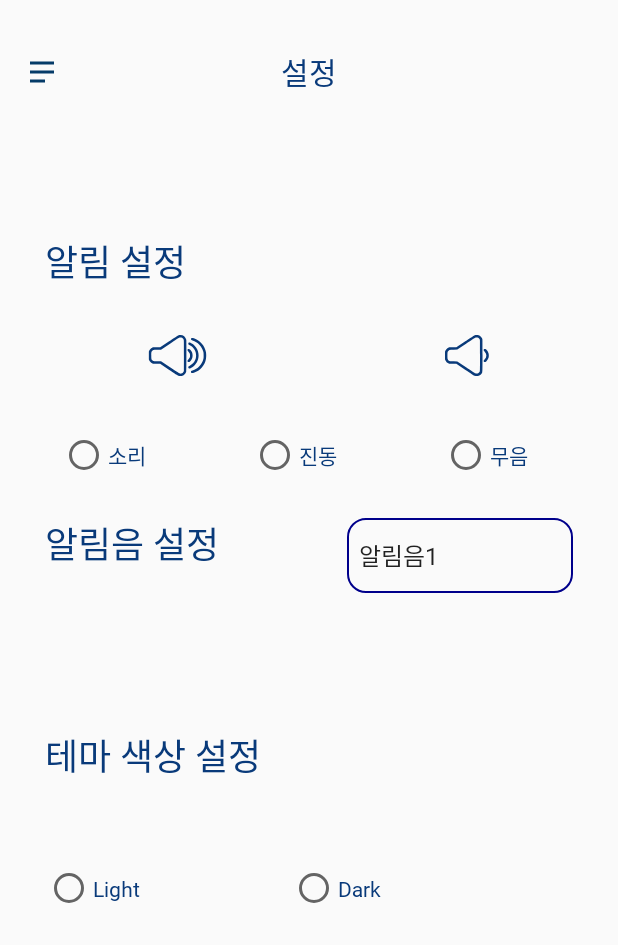
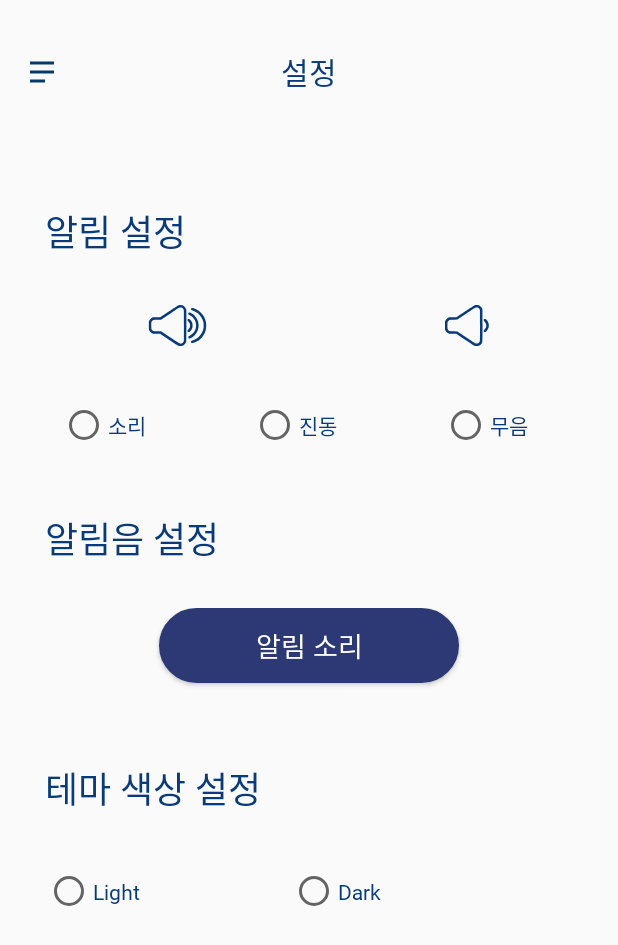
Before and after one commit to syg9272/-, an Android app: the Setting screen opened directly, with no data from a screen before it, on a phone screen of 412 x 824 dp. Shown: the top 945 px of the screen. Run offline under Robolectric (Android 15) with nearby library versions, the phone set to English and light mode, and no system bars.

Commit message:
설정수정

```diff
--- a/app/src/main/java/com/example/pizzaneck/Setting.java
+++ b/app/src/main/java/com/example/pizzaneck/Setting.java
@@ -41,6 +41,15 @@ public class Setting extends AppCompatActivity {
         super.onCreate(savedInstanceState);
         setContentView(R.layout.setting);
         setToolbar();
+
+        Button alarm = (Button) findViewById(R.id.alarm);
+        alarm.setOnClickListener(new View.OnClickListener() {
+            @Override
+            public void onClick(View v) {
+                Intent intent = new Intent(getApplicationContext(),Alarm.class);
+                startActivity(intent);
+            }
+        });
         radioGroup = findViewById(R.id.idRGroup);
 
         radioGroup.setOnCheckedChangeListener(new RadioGroup.OnCheckedChangeListener() {
@@ -129,7 +138,7 @@ public class Setting extends AppCompatActivity {
                     startActivity(intent);
                 }
                 else if(id == R.id.graph){
-                    Intent intent = new Intent(getApplicationContext(), Graph.class);
+                    Intent intent = new Intent(getApplicationContext(), Gallery.class);
                     startActivity(intent);
                 }
 
--- /dev/null
+++ b/app/src/main/res/drawable/edge_2.xml
@@ -0,0 +1,8 @@
+<?xml version="1.0" encoding="utf-8"?>
+<shape
+    xmlns:android="http://schemas.android.com/apk/res/android"
+    android:shape="rectangle">
+    <solid android:color="@color/edge" />
+    <stroke android:color="@color/edge" android:width="1dp" />
+    <corners android:radius="50dp" />
+</shape>
--- a/app/src/main/res/layout/setting.xml
+++ b/app/src/main/res/layout/setting.xml
@@ -36,7 +36,7 @@
         <LinearLayout
             android:layout_width="match_parent"
             android:layout_height="wrap_content"
-            android:layout_marginTop="50dp"
+            android:layout_marginTop="30dp"
             android:orientation="horizontal">
 
             <TextView
@@ -121,7 +121,8 @@
 
         <LinearLayout
             android:layout_width="match_parent"
-            android:layout_height="150dp"
+            android:layout_height="50dp"
+            android:layout_marginTop="20dp"
             android:orientation="horizontal">
 
             <TextView
@@ -136,24 +137,35 @@
                 android:textColor="@color/main_color"
                 android:textSize="24sp" />
 
-            <Spinner
-                android:id="@+id/spinner2"
-                android:layout_width="80dp"
+        </LinearLayout>
+
+        <LinearLayout
+            android:layout_width="match_parent"
+            android:layout_height="70dp"
+            android:layout_marginTop="20dp"
+            android:orientation="horizontal"
+            android:gravity="center_horizontal">
+
+            <Button
+                android:id="@+id/alarm"
+                android:layout_width="200dp"
                 android:layout_height="50dp"
-                android:layout_marginLeft="20dp"
+                android:layout_marginLeft="30dp"
                 android:layout_marginRight="30dp"
-                android:layout_marginTop="10dp"
-                android:layout_weight="1"
-                android:background="@drawable/spinner_background"
-                android:entries="@array/sound"
-                android:spinnerMode="dropdown" />
+                android:textColor="@color/OnPrimary"
+                android:background="@drawable/edge_2"
+                android:fontFamily="@font/jalnan"
+                android:text="알림 소리"
+                android:textSize="18sp" />
         </LinearLayout>
+
 
         <TextView
             android:id="@+id/textView11"
             android:layout_width="318dp"
-            android:layout_height="70dp"
+            android:layout_height="50dp"
             android:layout_marginLeft="30dp"
+            android:layout_marginTop="32dp"
             android:fontFamily="@font/jalnan"
             android:text="테마 색상 설정"
             android:textSize="24sp"
--- a/app/src/main/res/values-night/colors.xml
+++ b/app/src/main/res/values-night/colors.xml
@@ -23,4 +23,5 @@
     <color name="graph_good">#5E9AFF</color>
     <color name="graph_bad">#FF6D6D</color>
     <color name="graph_value">#FFFFFF</color>
+    <color name="edge">#FFFFFF</color>
 </resources>
--- a/app/src/main/res/values/colors.xml
+++ b/app/src/main/res/values/colors.xml
@@ -33,5 +33,6 @@
     <color name="graph_good">#091772</color>
     <color name="graph_bad">#AF2525</color>
     <color name="graph_value">#104D9E</color>
+    <color name="edge">#2D3974</color>
 
 </resources>
```
Also changed, not shown: app/src/main/java/com/example/pizzaneck/Alarm.java (added, +14 -0 lines), app/src/main/res/drawable/dotted.xml (added, +10 -0 lines), app/src/main/res/layout/activity_alarm.xml (added, +197 -0 lines).
